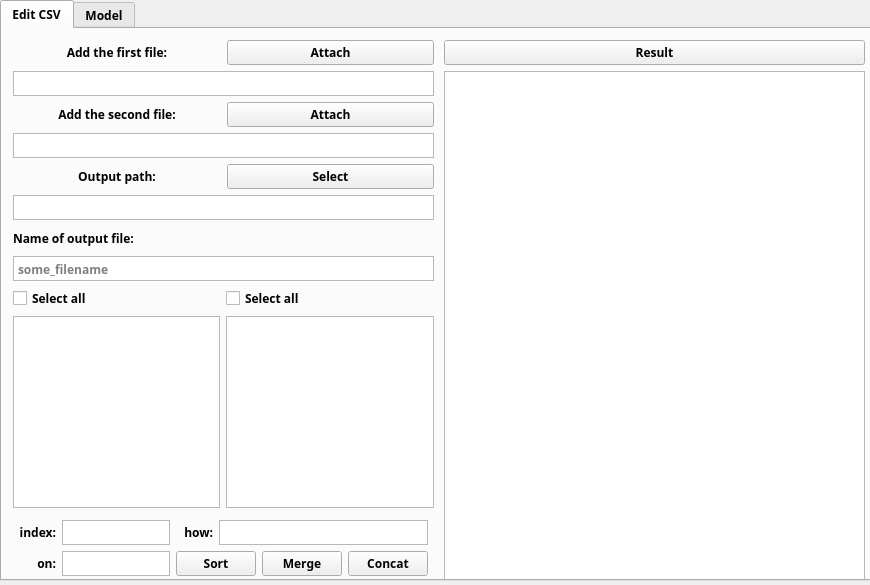
Qt form src/raw/gui_raw.ui (Birewon/Augur) before a commit.
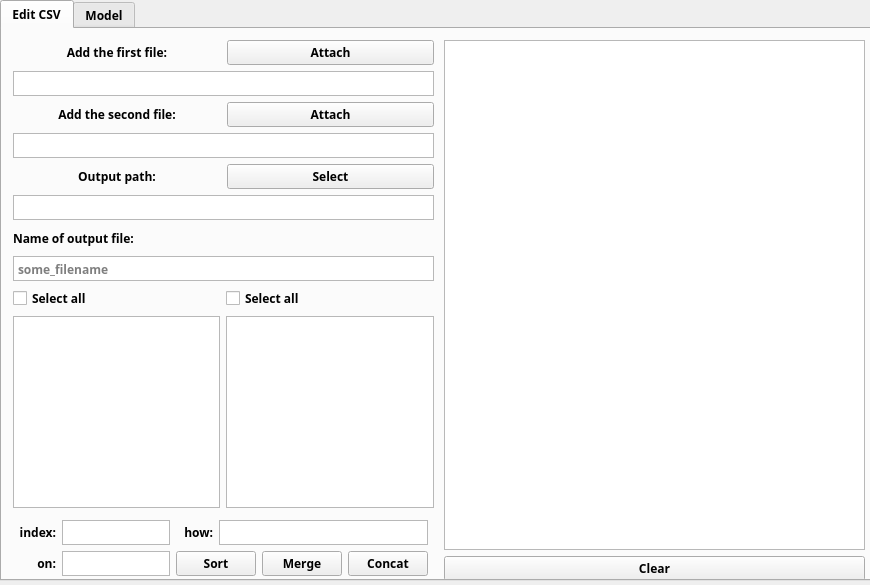
The same form after that commit.

Commit message:
Changed: New button "clear"
The new button "clear" clears a status text field

What changed in the file:
```diff
--- a/src/raw/gui_raw.ui
+++ b/src/raw/gui_raw.ui
@@ -68,19 +68,19 @@
       <layout class="QGridLayout" name="gridLayout_12">
        <item row="0" column="0">
         <layout class="QGridLayout" name="result_text_layout">
-         <item row="0" column="0">
-          <widget class="QPushButton" name="result_button">
-           <property name="cursor">
-            <cursorShape>PointingHandCursor</cursorShape>
-           </property>
-           <property name="text">
-            <string>Result</string>
-           </property>
-          </widget>
-         </item>
          <item row="1" column="0">
           <widget class="QPlainTextEdit" name="status_text"/>
          </item>
+         <item row="2" column="0">
+          <widget class="QPushButton" name="clear_button">
+           <property name="cursor">
+            <cursorShape>PointingHandCursor</cursorShape>
+           </property>
+           <property name="text">
+            <string>Clear</string>
+           </property>
+          </widget>
+         </item>
         </layout>
        </item>
       </layout>
```
Left out of the diff: 29 changed lines with no effect on the pictures. The commit also changes 3 other files.
